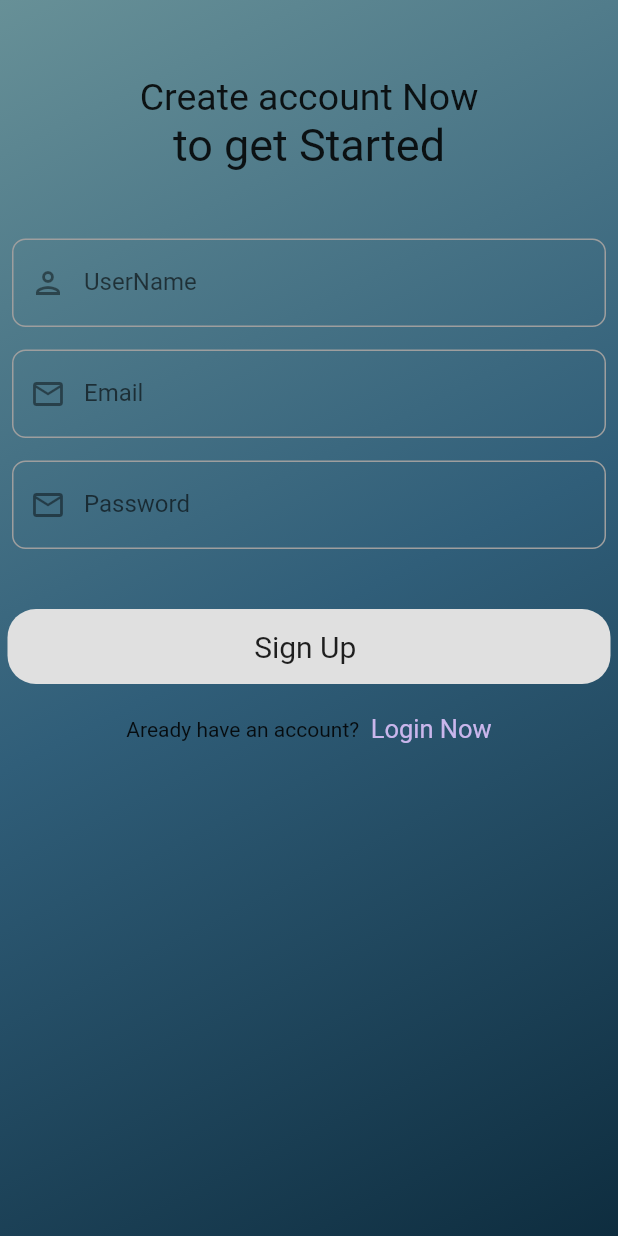
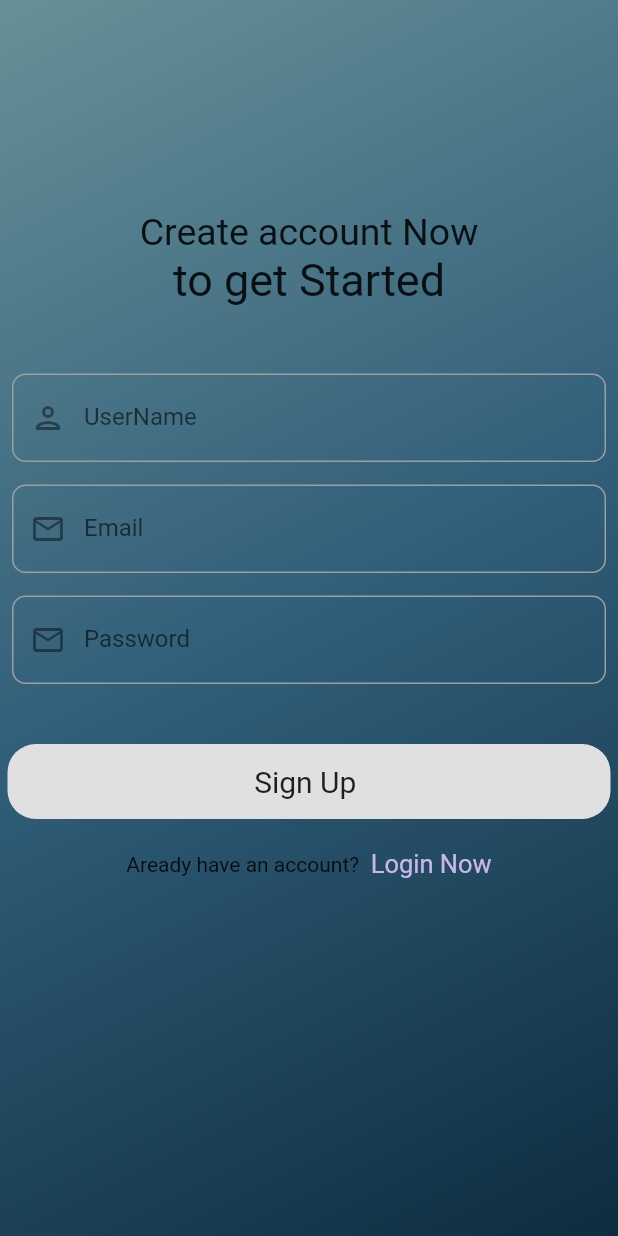
Before and after one commit to sovaamahato/ichat_app, a Flutter app: the screen it shows after launch, after a tap on "SignUp Now", on a phone screen of 412 x 824 dp. Run offline on Flutter 3.47's test engine with Material 2 defaults, Android fonts, the phone set to English and light mode, and no system bars; our stand-ins replace cloud_firestore, firebase_auth, firebase_core, get, google_fonts; accounts and stored records are empty; Roboto replaces fonts that are missing (Alike).

Commit message:
const added

```diff
--- a/analysis_options.yaml
+++ b/analysis_options.yaml
@@ -7,7 +7,7 @@
 
 # The following line activates a set of recommended lints for Flutter apps,
 # packages, and plugins designed to encourage good coding practices.
-#include: package:flutter_lints/flutter.yaml
+include: package:flutter_lints/flutter.yaml
 
 linter:
   # The lint rules applied to this project can be customized in the
--- a/lib/Authentication/authentication_controller.dart
+++ b/lib/Authentication/authentication_controller.dart
@@ -2,12 +2,13 @@ import 'package:cloud_firestore/cloud_firestore.dart';
 import 'package:firebase_auth/firebase_auth.dart';
 import 'package:get/get.dart';
 import 'package:ichat_app/Authentication/login_page.dart';
-import 'package:ichat_app/Authentication/sign_up_page.dart';
+//import 'package:ichat_app/Authentication/sign_up_page.dart';
+import '../pages/home_page.dart';
 import 'user.dart' as userModel;
 
 class AuthenticationController extends GetxController {
   static AuthenticationController instanceAuth = Get.find();
-
+late Rx<User?>_currentUser;
   //---------------------method to create new account
 
   void createAccountForNewUser(
@@ -33,9 +34,10 @@ class AuthenticationController extends GetxController {
     doc(credential.user!.uid).set(user.toJason());
 
     Get.snackbar("Congratulations!!1","Account created Succefful");
+    Get.to(LoginPage());
     }catch(error){
       Get.snackbar("Error", "Account creation unsuccessful");
-      Get.to(LoginPage());
+
     }
 
 
@@ -43,19 +45,48 @@ class AuthenticationController extends GetxController {
 
   }
 
-
+//to login new user------
   void LoginNewUser(String userEmail, String password)async{
     try{
       await FirebaseAuth.instance.signInWithEmailAndPassword(email: userEmail, password: password);
-      Get.snackbar("Congratulations!!1","login Succefful");
-      Get.to(SignUpPage());
+      Get.snackbar("Congratulations!!","login Succefful");
+       Get.to(HomePage());
+
 
 
     }
     catch(error){
       Get.snackbar("Error", "Login unsuccessful");
-      Get.to(LoginPage());
+
     }
 
   }
+
+
+
+
+
+
+  //to take the user to homescreen after successfull login
+  goToScreen(User? currentUser){
+    //if not login
+    if(currentUser==null)
+    {
+      Get.to(LoginPage());
+
+    }
+    else{
+      Get.to(HomePage());
+    }
+  }
+
+  @override
+  void onReady() {
+    // TODO: implement onReady
+    super.onReady();
+
+    _currentUser=Rx<User?>(FirebaseAuth.instance.currentUser);
+    _currentUser.bindStream(FirebaseAuth.instance.authStateChanges());
+    ever(_currentUser, goToScreen);
+  }
 }
--- a/lib/Authentication/login_page.dart
+++ b/lib/Authentication/login_page.dart
@@ -19,7 +19,7 @@ class _LoginPageState extends State<LoginPage> {
   @override
   Widget build(BuildContext context) {
     return Container(
-      decoration: BoxDecoration(
+      decoration: const BoxDecoration(
           gradient: LinearGradient(
               begin: Alignment.topLeft,
               end: Alignment.bottomRight,
@@ -30,24 +30,25 @@ class _LoginPageState extends State<LoginPage> {
           ])),
       child: Scaffold(
         backgroundColor: Colors.transparent,
-        body: Center(
+        body: SingleChildScrollView(
+          child: Center(
             child: Column(
               mainAxisAlignment: MainAxisAlignment.center,
               crossAxisAlignment: CrossAxisAlignment.center,
               children: [
-              SizedBox(
-                height: 30,
+                const SizedBox(
+                  height: 130,
                 ),
 
                 Center(
                     child: Container(
-                child: CircleAvatar(
+                  child:const CircleAvatar(
                     radius: 60,
                    backgroundImage: AssetImage("lib/images/login_pic.png"),
                   ),
                 )),
 
-              SizedBox(
+                const SizedBox(
                   height: 20,
                 ),
 
@@ -60,30 +61,30 @@ class _LoginPageState extends State<LoginPage> {
                   style: GoogleFonts.alikeAngular(fontSize: 20),
                 ),
 
-              SizedBox(
+                const SizedBox(
                   height: 40,
                 ),
                 //email enter------------------------
                 MyTextField(
                     hintText: "Email",
-                  leadingIcon: Icon(
+                    leadingIcon: const Icon(
                       Icons.email_outlined,
                     ),
                     textController: emailController,
                     obscure: false),
 
-              SizedBox(
+                const SizedBox(
                   height: 15,
                 ),
 
                 MyTextField(
                     hintText: "Password",
-                  leadingIcon: Icon(
+                    leadingIcon: const Icon(
                       Icons.email_outlined,
                     ),
                     textController: passwordController,
                     obscure: true),
-              SizedBox(
+                const SizedBox(
                   height: 40,
                 ),
                 //login button----------------------
@@ -118,18 +119,18 @@ class _LoginPageState extends State<LoginPage> {
                     )),
                   ),
                 ),
-              SizedBox(
+                const SizedBox(
                   height: 20,
                 ),
                 Row(
                   mainAxisAlignment: MainAxisAlignment.center,
                   children: [
-                  Text("Not have an account? "),
+                    const Text("Not have an account? "),
                     GestureDetector(
                       onTap: () {
                         Get.toNamed('/SignUpPage');
                       },
-                    child: Text(
+                      child:const  Text(
                         " SignUp Now",
                         style: TextStyle(
                             fontSize: 17,
@@ -142,6 +143,7 @@ class _LoginPageState extends State<LoginPage> {
             ),
           ),
         ),
+      ),
     );
   }
 }
--- a/lib/Authentication/sign_up_page.dart
+++ b/lib/Authentication/sign_up_page.dart
@@ -20,7 +20,7 @@ class _SignUpPageState extends State<SignUpPage> {
   @override
   Widget build(BuildContext context) {
     return Container(
-      decoration: BoxDecoration(
+      decoration: const BoxDecoration(
           gradient: LinearGradient(
               begin: Alignment.topLeft,
               end: Alignment.bottomRight,
@@ -40,14 +40,12 @@ class _SignUpPageState extends State<SignUpPage> {
               mainAxisAlignment: MainAxisAlignment.center,
               crossAxisAlignment: CrossAxisAlignment.center,
               children: [
-                SizedBox(
-                  height: 30,
-                ),
 
 
 
-                SizedBox(
-                  height: 20,
+
+                const SizedBox(
+                  height: 140,
                 ),
 
                 Text(
@@ -58,42 +56,42 @@ class _SignUpPageState extends State<SignUpPage> {
                   "to get Started",
                   style: GoogleFonts.alikeAngular(fontSize: 30),
                 ),
-                 SizedBox(
+                 const SizedBox(
                   height: 45,
                 ),
                 //username enter------------------------
                 MyTextField(
                     hintText: "UserName",
-                    leadingIcon: Icon(
+                    leadingIcon: const Icon(
                       Icons.person_outlined,
                     ),
                     textController: userNameController,
                     obscure: false),
 
-                SizedBox(
+                const SizedBox(
                   height: 15,
                 ),
                 //email enter------------------------
                 MyTextField(
                     hintText: "Email",
-                    leadingIcon: Icon(
+                    leadingIcon:const  Icon(
                       Icons.email_outlined,
                     ),
                     textController: emailController,
                     obscure: false),
 
-                SizedBox(
+                const SizedBox(
                   height: 15,
                 ),
           //password---------------------------
                 MyTextField(
                     hintText: "Password",
-                    leadingIcon: Icon(
+                    leadingIcon:const  Icon(
                       Icons.email_outlined,
                     ),
                     textController: passwordController,
                     obscure: true),
-                SizedBox(
+                const SizedBox(
                   height: 40,
                 ),
           //login button----------------------
@@ -131,7 +129,7 @@ class _SignUpPageState extends State<SignUpPage> {
                     )),
                   ),
                 ),
-                SizedBox(
+                const SizedBox(
                   height: 20,
                 ),
                 Row(
@@ -142,7 +140,7 @@ class _SignUpPageState extends State<SignUpPage> {
                     {
                       Get.to(LoginPage());
                     },
-                    child: Text(" Login Now",style: TextStyle(fontSize: 17,
+                    child: const Text(" Login Now",style: TextStyle(fontSize: 17,
                     color: Color.fromARGB(255, 202, 182, 236)),),
                   )],
                 )
--- /dev/null
+++ b/lib/pages/home_page.dart
@@ -0,0 +1,28 @@
+import 'package:flutter/material.dart';
+
+class HomePage extends StatefulWidget {
+  const HomePage({super.key});
+
+  @override
+  State<HomePage> createState() => _HomePageState();
+}
+
+class _HomePageState extends State<HomePage> {
+  @override
+  Widget build(BuildContext context) {
+    return
+        Scaffold(
+
+          body:Container(
+        decoration:const  BoxDecoration(
+            gradient: LinearGradient(
+                begin: Alignment.topLeft,
+                end: Alignment.bottomRight,
+                colors: [
+              Color.fromARGB(255, 103, 144, 151),
+              Color.fromARGB(255, 48, 94, 121),
+              Color.fromARGB(255, 14, 45, 63)
+            ])),child:const Center(child: Text("Welcome to the home page😊")),
+        ));
+  }
+}
```
Lines whose indentation alone changed are shown as unchanged.
